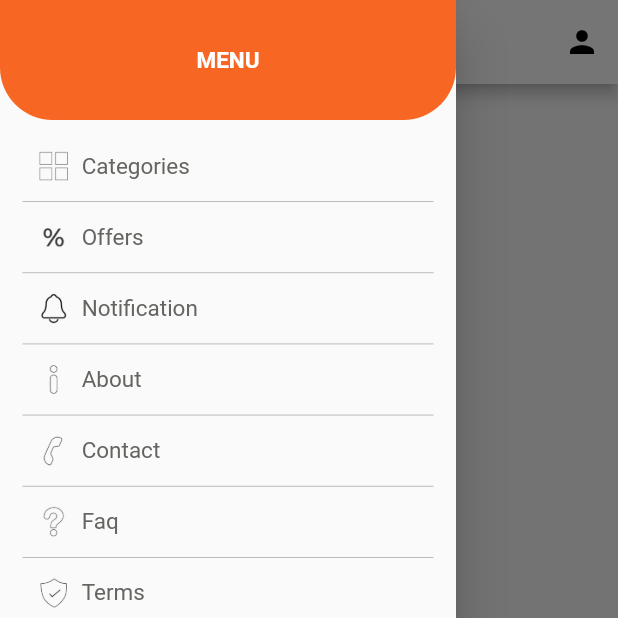
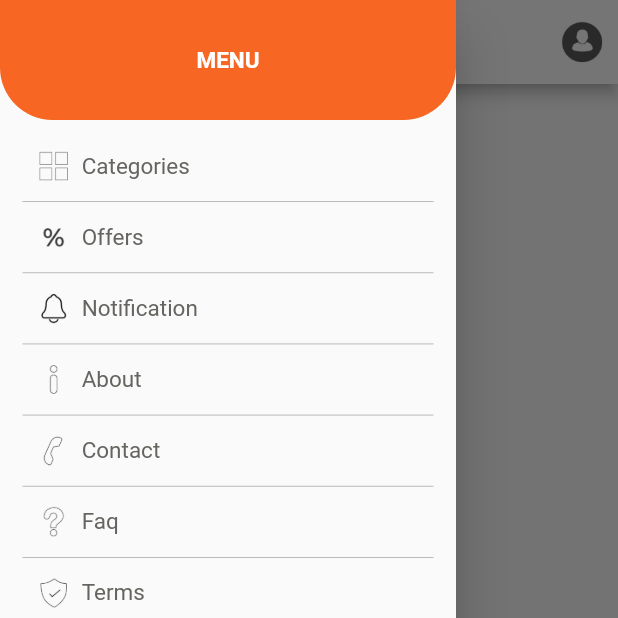
Before and after one commit to shijinkv98/zaincart_app, a Flutter app: the WishlistScreen screen opened directly, with the side drawer open, on a phone screen of 412 x 824 dp, the top half of it. Run offline on Flutter 3.47's test engine with Material 2 defaults, Android fonts, the phone set to English and light mode, and no system bars; our stand-ins replace carousel_pro, connectivity, dio, flutter_rating_bar, fluttertoast, image_picker and 2 more; accounts and stored records are empty; network calls fail; Roboto replaces fonts that are missing (Segoe); statements that could not run were skipped.

Commit message:
bug fixes

```diff
--- a/lib/screen/grocery_screen.dart
+++ b/lib/screen/grocery_screen.dart
@@ -41,10 +41,7 @@ class _GroceryScreenState extends State<GroceryScreen> {
         actions: <Widget>[
           Builder(
               builder: (BuildContext context) => IconButton(
-                    icon: Icon(
-                      Icons.person,
-                      color: Colors.black,
-                    ),
+                    icon: Image.asset(Constants.ic_account),
                     onPressed: () => Scaffold.of(context).openEndDrawer(),
                   ))
         ],
--- a/lib/screen/my_cart_screen.dart
+++ b/lib/screen/my_cart_screen.dart
@@ -42,10 +42,7 @@ class _MyCartScreenState extends State<MyCartScreen> {
         actions: <Widget>[
           Builder(
               builder: (BuildContext context) => IconButton(
-                    icon: Icon(
-                      Icons.person,
-                      color: Colors.black,
-                    ),
+                    icon: Image.asset(Constants.ic_account),
                     onPressed: () => Scaffold.of(context).openEndDrawer(),
                   ))
         ],
--- a/lib/screen/product_search_screen.dart
+++ b/lib/screen/product_search_screen.dart
@@ -46,10 +46,7 @@ class _ProductSearchScreenState extends State<ProductSearchScreen> {
         actions: <Widget>[
           Builder(
               builder: (BuildContext context) => IconButton(
-                    icon: Icon(
-                      Icons.person,
-                      color: Colors.black,
-                    ),
+                    icon: Image.asset(Constants.ic_account),
                     onPressed: () => Scaffold.of(context).openEndDrawer(),
                   ))
         ],
--- a/lib/screen/wishlist_screen.dart
+++ b/lib/screen/wishlist_screen.dart
@@ -49,10 +49,7 @@ class _WishlistScreenState extends State<WishlistScreen> {
         actions: <Widget>[
           Builder(
               builder: (BuildContext context) => IconButton(
-                    icon: Icon(
-                      Icons.person,
-                      color: Colors.black,
-                    ),
+                    icon: Image.asset(Constants.ic_account),
                     onPressed: () => Scaffold.of(context).openEndDrawer(),
                   ))
         ],
--- a/lib/utils/constants.dart
+++ b/lib/utils/constants.dart
@@ -26,7 +26,7 @@ class Constants {
   static const ic_register = 'assets/ic_register.png';
   static const ic_signin = 'assets/ic_signin.png';
   static const ic_wishlist = 'assets/ic_wishlist.png';
-
+  static const ic_account = 'assets/ic_account.png';
 
   //colors..
 
@@ -71,6 +71,6 @@ final GlobalKey<ScaffoldState> drawerScaffoldKey =
     new GlobalKey<ScaffoldState>();
 
 kMoveToLogin(BuildContext context) {
-  Navigator.of(context).pushReplacement(MaterialPageRoute(
-              builder: (BuildContext context) => LoginScreen()));
+  Navigator.of(context).pushReplacement(
+      MaterialPageRoute(builder: (BuildContext context) => LoginScreen()));
 }
--- a/lib/widgets/zc_search_field.dart
+++ b/lib/widgets/zc_search_field.dart
@@ -42,6 +42,7 @@ class ZCSearchField extends StatelessWidget {
         children: [
           Container(
             width: 160.0,
+            padding: EdgeInsets.only(left: 10.0),
             decoration: BoxDecoration(
                 color: Colors.white,
                 borderRadius: BorderRadius.only(
--- a/pubspec.yaml
+++ b/pubspec.yaml
@@ -50,6 +50,7 @@ flutter:
     - assets/ic_register.png
     - assets/ic_signin.png
     - assets/ic_wishlist.png
+    - assets/ic_account.png
 
   # fonts:
   #   - family: Schyler
```
Also changed, not shown: lib/screen/home_screen.dart (+10 -5 lines), lib/screen/product_detail_screen.dart (+9 -0 lines), assets/ic_account.png (added).
